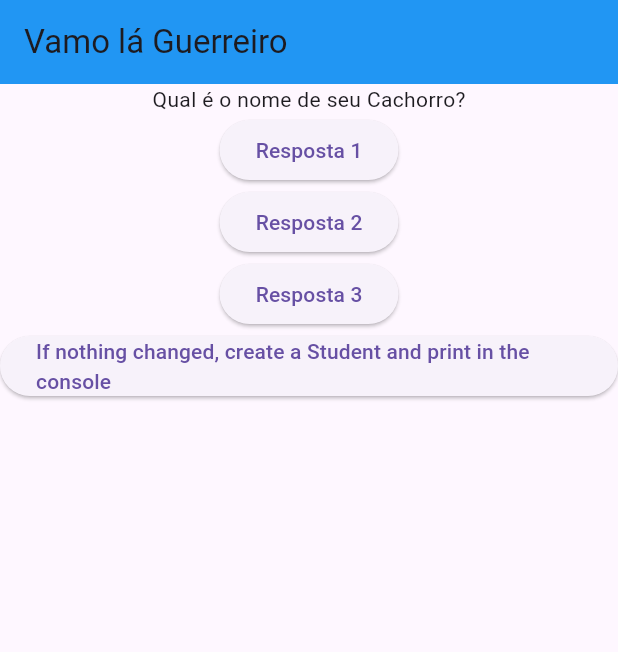
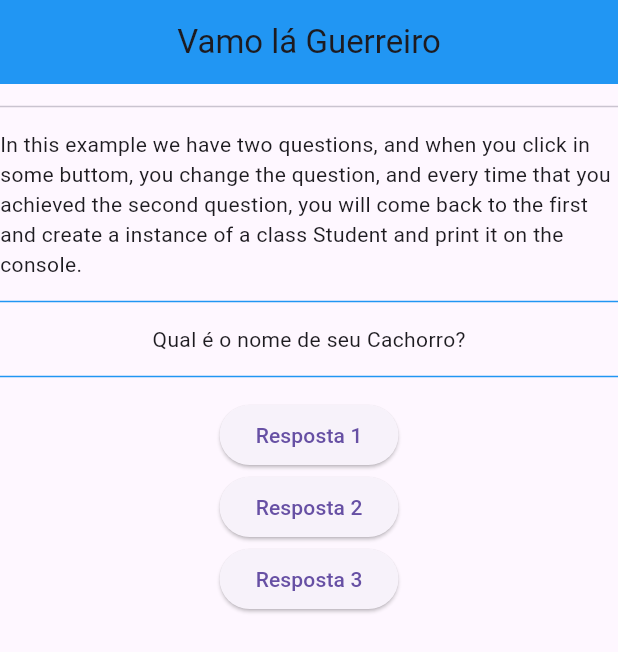
Before and after one commit to IsackAraujo/flutter-studies, a Flutter app: the screen it shows after launch, after a tap on "Resposta 1", on a phone screen of 412 x 824 dp. Shown: the top 652 px of the screen. Run offline on Flutter 3.47's test engine with Material 3 defaults, Android fonts, the phone set to English and light mode, and no system bars.

```diff
--- a/lib/main.dart
+++ b/lib/main.dart
@@ -19,17 +19,22 @@ class PerguntaAppState extends State<PerguntaApp> {
 
     var perguntaSelecionada = 0;
 
+    final perguntas = [
+      "Qual é o seu nome?",
+      "Qual é o nome de seu Cachorro?"
+    ];
+
     void responder(){
       setState(() {
         var aluno = new Student(
           name: "Carl",
           age: 14
         );
-      if(perguntaSelecionada<2 && perguntaSelecionada!= 1){
+      if(perguntaSelecionada == perguntas.length-1){
+      aluno.printStudent();
+      perguntaSelecionada = 0;
+      }else{
       perguntaSelecionada++;
-      }else{
-        aluno.printStudent();
-        null;
       }
       });
       print(perguntaSelecionada);
@@ -43,21 +48,30 @@ class PerguntaAppState extends State<PerguntaApp> {
       };
     }
 
-
-    final perguntas = [
-      "Qual é o seu nome?",
-      "Qual é o nome de seu Cachorro?"
-       ];
-
     return MaterialApp(
       home: Scaffold(
         appBar: AppBar(
           backgroundColor: Colors.blue,
-          title: Text("Vamo lá Guerreiro"),
+          title: Center(
+            child: Text("Vamo lá Guerreiro")
+            ),
         ),
         body: Column(
           children: [
+            Divider(
+              height: 30,
+              ),
+            Center(
+              child: Text("In this example we have two questions, and when you click in some buttom, you change the question, and every time that you achieved the second question, you will come back to the first and create a instance of a class Student and print it on the console."),),
+            Divider(
+              height: 30,
+               color: Colors.blue,
+               ),
             Text(perguntas[perguntaSelecionada]),
+            Divider(
+              height: 30,
+               color: Colors.blue
+               ),
             ElevatedButton(
               onPressed: responder,
               child: Text("Resposta 1")
@@ -70,10 +84,6 @@ class PerguntaAppState extends State<PerguntaApp> {
               onPressed: responder,
               child: Text("Resposta 3")
             ),
-            ElevatedButton(
-              onPressed: responder,
-              child: Text("If nothing changed, create a Student and print in the console")
-            )
           ],
         )
       )
```
